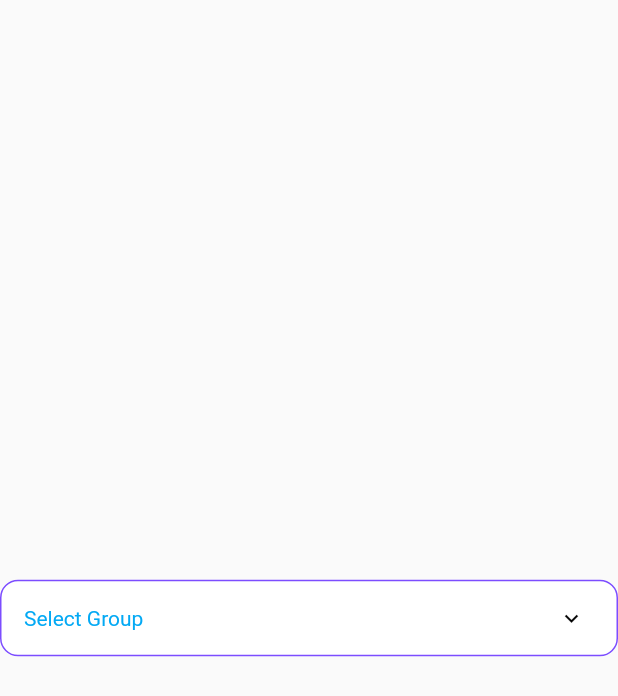
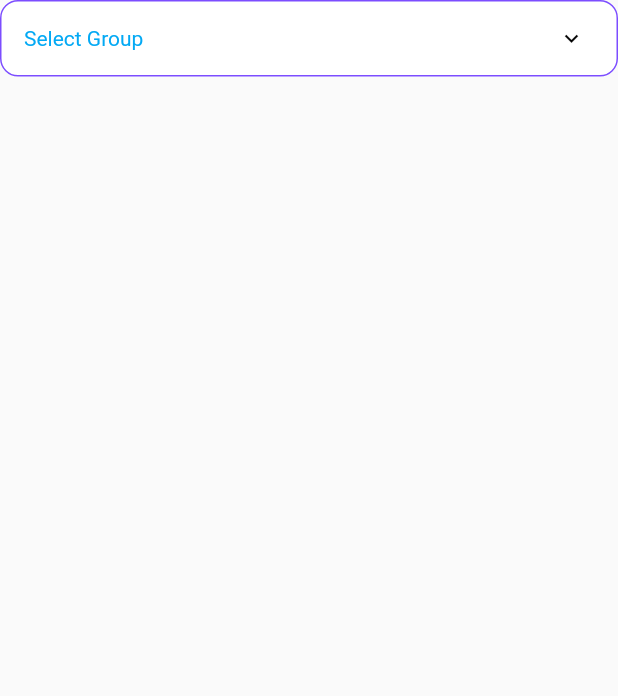
Before and after one commit to rutikeyone/custom_dropdown, a Flutter app: the screen it shows after launch, on a phone screen of 412 x 824 dp. Shown: the top 696 px of the screen. Run offline on Flutter 3.47's test engine with Material 2 defaults, Android fonts, the phone set to English and light mode, and no system bars.

Commit message:
Modified dropdown_overlay

```diff
--- a/lib/main.dart
+++ b/lib/main.dart
@@ -42,7 +42,7 @@ class _MyHomePageState extends State<MyHomePage> {
 
     return Scaffold(
       body: Column(
-        mainAxisAlignment: MainAxisAlignment.center,
+        mainAxisAlignment: MainAxisAlignment.start,
         children: [
           CustomDropdown(
             noElementStyle: const TextStyle(fontSize: 18, color: Colors.red),
--- a/lib/package/dropdown_overlay.dart
+++ b/lib/package/dropdown_overlay.dart
@@ -184,8 +184,7 @@ class _DropdownOverlayState extends State<_DropdownOverlay> {
                     axisAlignment: displayOverlayBottom ? 1.0 : -1.0,
                     child: SizedBox(
                       key: key2,
-                      height:
-                          widget.maxHeight ?? (items.length > 4 ? 216 : null),
+                      height: items.length > 2 ? 96 : null,
                       child: ClipRRect(
                         borderRadius: borderRadius,
                         child: NotificationListener<
@@ -212,7 +211,7 @@ class _DropdownOverlayState extends State<_DropdownOverlay> {
                               crossAxisAlignment: CrossAxisAlignment.start,
                               mainAxisSize: MainAxisSize.min,
                               children: [
-                                items.length > 4 ? Expanded(child: list) : list
+                                items.length > 2 ? Expanded(child: list) : list
                               ],
                             ),
                           ),
```
